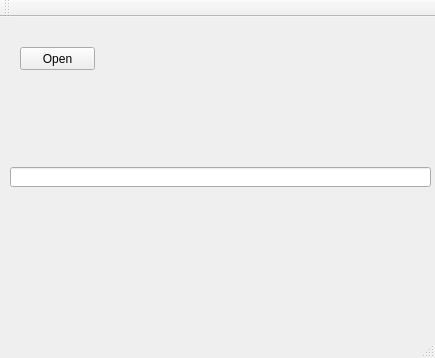
Old version of the form My_ui_tools/mainwindow.ui in the repository wh19910525/Open-address.
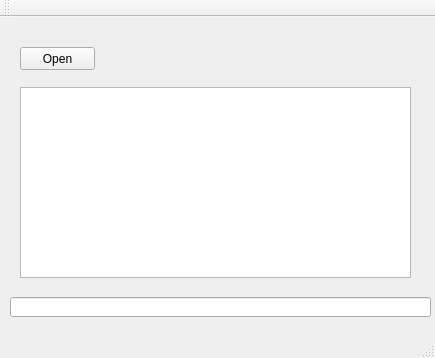
New version of the form.

Commit message: add output to Test edit Ui, but failed and does not why

```diff
--- a/My_ui_tools/mainwindow.ui
+++ b/My_ui_tools/mainwindow.ui
@@ -31,12 +31,22 @@
     <property name="geometry">
      <rect>
       <x>10</x>
-      <y>150</y>
+      <y>280</y>
       <width>421</width>
       <height>20</height>
      </rect>
     </property>
    </widget>
+   <widget class="QTextEdit" name="update_output">
+    <property name="geometry">
+     <rect>
+      <x>20</x>
+      <y>70</y>
+      <width>391</width>
+      <height>191</height>
+     </rect>
+    </property>
+   </widget>
   </widget>
   <widget class="QMenuBar" name="menuBar">
    <property name="geometry">
```
The commit also changes 4 other files.
